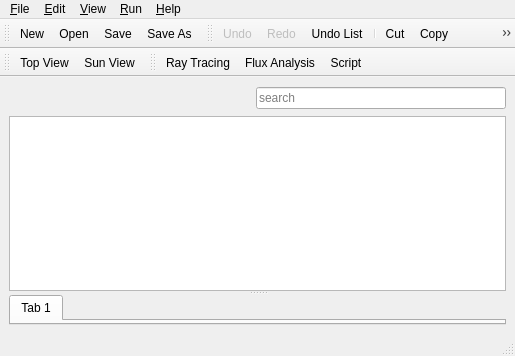
This is source/application/main/MainWindow.ui in CST-Modelling-Tools/TonatiuhPP as Qt 5 draws it before an edit. The edited form follows.
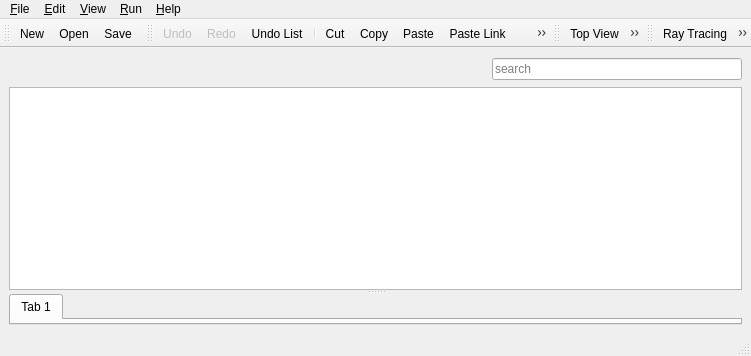
This is the edited form. Icons and pictures are not drawn. Custom widgets are drawn as their Qt base class.

```diff
--- a/source/application/main/MainWindow.ui
+++ b/source/application/main/MainWindow.ui
@@ -6,7 +6,7 @@
    <rect>
     <x>0</x>
     <y>0</y>
-    <width>515</width>
+    <width>751</width>
     <height>356</height>
    </rect>
   </property>
@@ -162,7 +162,7 @@
     <rect>
      <x>0</x>
      <y>0</y>
-     <width>515</width>
+     <width>751</width>
      <height>21</height>
     </rect>
    </property>
@@ -285,7 +285,6 @@
    <addaction name="actionFileNew"/>
    <addaction name="actionFileOpen"/>
    <addaction name="actionFileSave"/>
-   <addaction name="actionFileSaveAs"/>
   </widget>
   <widget class="QToolBar" name="toolbarEdit">
    <property name="windowTitle">
@@ -318,7 +317,7 @@
     <enum>TopToolBarArea</enum>
    </attribute>
    <attribute name="toolBarBreak">
-    <bool>true</bool>
+    <bool>false</bool>
    </attribute>
    <addaction name="actionViewTop"/>
    <addaction name="actionViewSun"/>
```
Left out of the diff: 2 changed lines with no effect on the pictures.
